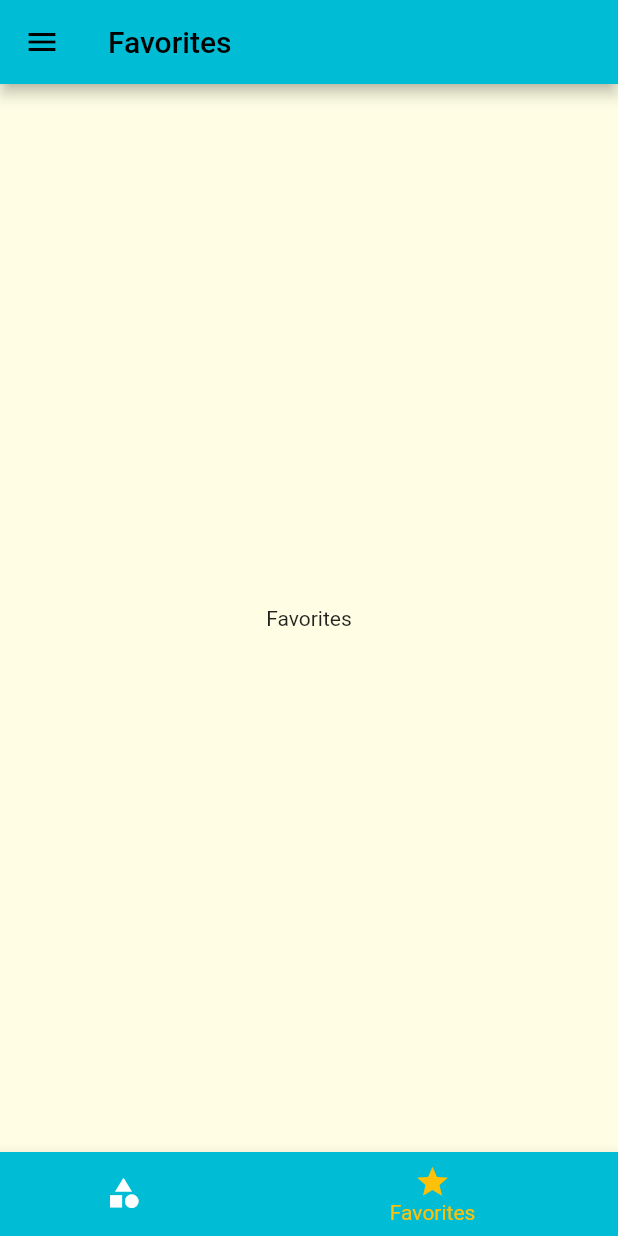
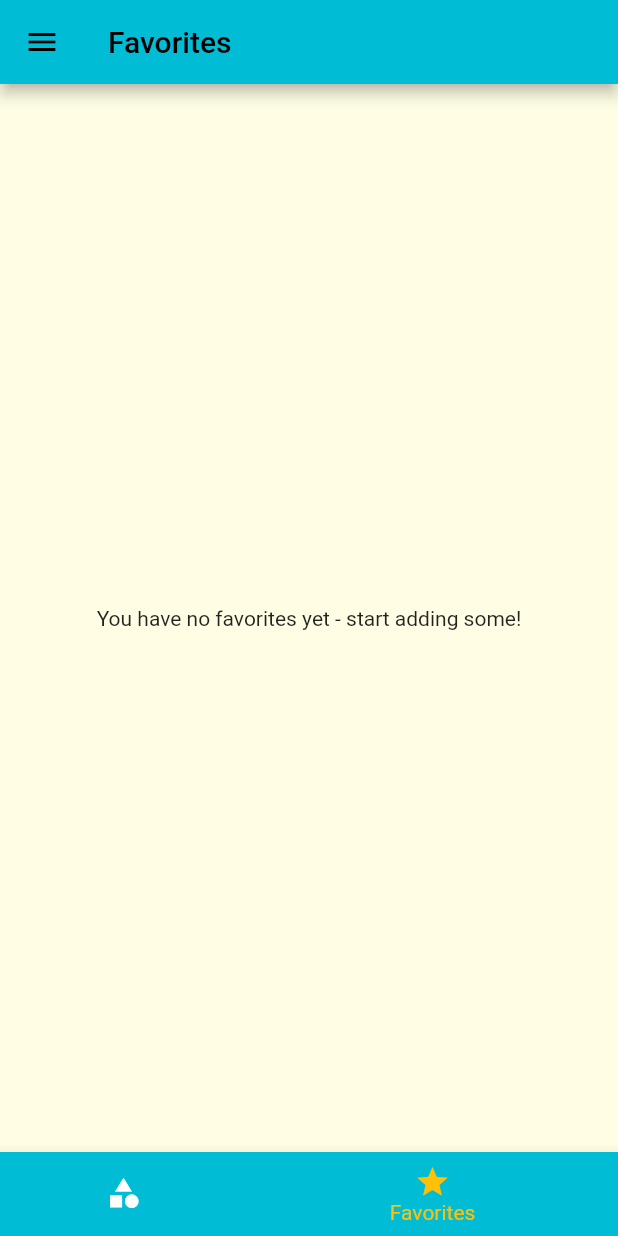
Before and after one commit to stefann19/meals_app, a Flutter app: the screen it shows after launch, item 2 of the bottom bar chosen, on a phone screen of 412 x 824 dp. Run offline on Flutter 3.47's test engine with Material 2 defaults, Android fonts, the phone set to English and light mode, and no system bars.

Commit message:
Video 182. Done.

```diff
--- a/lib/main.dart
+++ b/lib/main.dart
@@ -25,6 +25,21 @@ class _MyAppState extends State<MyApp> {
     'vegetarian': false
   };
   List<Meal> availableMeals = DUMMY_MEALS;
+  List<Meal> favoriteMeals = [];
+
+  bool _isMealFavorite(Meal meal){
+    return favoriteMeals.contains(meal);
+  }
+
+  void _toggleFavorite(Meal meal){
+    setState(() {
+      if(favoriteMeals.contains(meal)){
+        favoriteMeals.remove(meal);
+      }else{
+        favoriteMeals.add(meal);
+      }
+    });
+  }
 
   void setFilters(Map<String, bool> filters) {
     setState(() {
@@ -38,6 +53,7 @@ class _MyAppState extends State<MyApp> {
       }).toList();
     });
   }
+
 
   @override
   Widget build(BuildContext context) {
@@ -57,9 +73,9 @@ class _MyAppState extends State<MyApp> {
                   fontWeight: FontWeight.bold)),
         ),
         routes: {
-          '/': (ctx) => TabsPage(),
+          '/': (ctx) => TabsPage(favoriteMeals: favoriteMeals),
           CategoryMealsPage.routeName: (ctx) => CategoryMealsPage(availableMeals: availableMeals),
-          MealDetailPage.routeName: (ctx) => MealDetailPage(),
+          MealDetailPage.routeName: (ctx) => MealDetailPage(toggleFavorite: _toggleFavorite,isMealFavorite:_isMealFavorite),
           FiltersPage.routeName: (ctx) => FiltersPage(setFilters: setFilters, filters: _filters)
         });
   }
--- a/lib/pages/category_meals_page.dart
+++ b/lib/pages/category_meals_page.dart
@@ -38,7 +38,7 @@ class _CategoryMealsPageState extends State<CategoryMealsPage> {
     return Scaffold(
       appBar: AppBar(title: Text(categoryTitle),),
       body: ListView.builder(itemBuilder: (ctx,index){
-        return MealItem(meal: displayedMeals[index], removeMeal: _removeMeal,);
+        return MealItem(meal: displayedMeals[index],);
       },itemCount: displayedMeals.length,),
     );
   }
--- a/lib/pages/favorites_page.dart
+++ b/lib/pages/favorites_page.dart
@@ -1,12 +1,21 @@
 import 'package:flutter/material.dart';
+import 'package:max_guides/models/meal.dart';
+import 'package:max_guides/widgets/meal_item.dart';
 
 class FavoritesPage extends StatelessWidget {
-  const FavoritesPage({Key? key}) : super(key: key);
+  const FavoritesPage({Key? key, required this.favoriteMeals}) : super(key: key);
+  final List<Meal> favoriteMeals;
 
   @override
   Widget build(BuildContext context) {
-    return Center(
-      child: Text("Favorites"),
-    );
+    if(favoriteMeals.isEmpty){
+      return Center(
+        child: Text("You have no favorites yet - start adding some!"),
+      );
+    }
+
+    return ListView.builder(itemBuilder: (ctx,index){
+      return MealItem(meal: favoriteMeals[index],);
+    },itemCount: favoriteMeals.length,);
   }
 }
--- a/lib/pages/tabs_page.dart
+++ b/lib/pages/tabs_page.dart
@@ -1,9 +1,12 @@
 import 'package:flutter/material.dart';
+import 'package:max_guides/models/meal.dart';
 import 'package:max_guides/pages/categories_page.dart';
 import 'package:max_guides/pages/favorites_page.dart';
 import 'package:max_guides/widgets/main_drawer.dart';
 class TabsPage extends StatefulWidget {
-  const TabsPage({Key? key}) : super(key: key);
+  final List<Meal> favoriteMeals;
+
+  const TabsPage({Key? key, required this.favoriteMeals}) : super(key: key);
 
   @override
   _TabsPageState createState() => _TabsPageState();
@@ -11,12 +14,17 @@ class TabsPage extends StatefulWidget {
 
 class _TabsPageState extends State<TabsPage> {
 
-  final List<Map<String,dynamic>> pages = [
-    {'title':'Categories', 'page':CategoriesPage()},
-    {'title':'Favorites', 'page':FavoritesPage()},
+  List<Map<String,dynamic>> pages = [];
+  int _selectedPageIndex = 0;
 
-  ];
-  int _selectedPageIndex = 0;
+  @override
+  void initState(){
+    pages = [
+      {'title':'Categories', 'page':CategoriesPage()},
+      {'title':'Favorites', 'page':FavoritesPage(favoriteMeals: widget.favoriteMeals)},
+    ];
+    super.initState();
+  }
 
   void _selectPage(int index){
     setState(() {
--- a/lib/widgets/meal_item.dart
+++ b/lib/widgets/meal_item.dart
@@ -6,14 +6,13 @@ import 'package:max_guides/models/meal.dart';
 import 'package:max_guides/pages/meal_detail_page.dart';
 
 class MealItem extends StatelessWidget {
-  const MealItem({Key? key, required this.meal, required this.removeMeal}) : super(key: key);
+  const MealItem({Key? key, required this.meal}) : super(key: key);
   final Meal meal;
-  final Function removeMeal;
   void selectMeal(BuildContext context) {
     Navigator.of(context).pushNamed(MealDetailPage.routeName, arguments: meal)
         .then((value) => {
           if(value != null){
-            removeMeal(value)
+            //removeMeal(value)
           }
     });
   }
```
Also changed, not shown: lib/pages/meal_detail_page.dart (+10 -5 lines).
